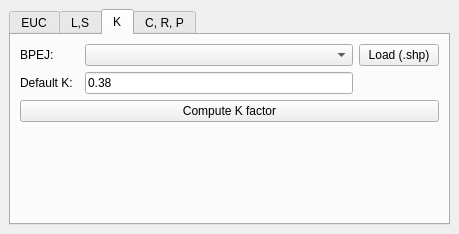
ctu-geoforall-lab-projects/bp-novotny-2017, file soil_erosion_dockwidget_base.ui: the form before one commit.
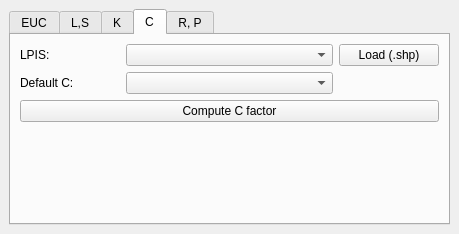
The form after the commit. Custom widgets are drawn as their Qt base class.

Commit message: add cmoputation of c factor, update erosionusle

```diff
--- a/soil_erosion_dockwidget_base.ui
+++ b/soil_erosion_dockwidget_base.ui
@@ -21,7 +21,7 @@
   </property>
   <widget class="QWidget" name="dockWidgetContents">
    <layout class="QGridLayout" name="gridLayout">
-    <item row="1" column="0">
+    <item row="0" column="0">
      <widget class="QTabWidget" name="tabWidget">
       <property name="minimumSize">
        <size>
@@ -33,7 +33,7 @@
        <bool>true</bool>
       </property>
       <property name="currentIndex">
-       <number>2</number>
+       <number>3</number>
       </property>
       <widget class="QWidget" name="EUC">
        <attribute name="title">
@@ -136,12 +136,18 @@
         <string>K</string>
        </attribute>
        <layout class="QGridLayout" name="gridLayout_3">
-        <item row="3" column="2">
-         <widget class="QLineEdit" name="k_factor">
-          <property name="text">
-           <string>0.38</string>
+        <item row="4" column="2">
+         <spacer name="verticalSpacer_2">
+          <property name="orientation">
+           <enum>Qt::Vertical</enum>
           </property>
-         </widget>
+          <property name="sizeHint" stdset="0">
+           <size>
+            <width>20</width>
+            <height>40</height>
+           </size>
+          </property>
+         </spacer>
         </item>
         <item row="1" column="0">
          <widget class="QLabel" name="label_bpej">
@@ -150,19 +156,6 @@
           </property>
          </widget>
         </item>
-        <item row="5" column="2">
-         <spacer name="verticalSpacer_2">
-          <property name="orientation">
-           <enum>Qt::Vertical</enum>
-          </property>
-          <property name="sizeHint" stdset="0">
-           <size>
-            <width>20</width>
-            <height>40</height>
-           </size>
-          </property>
-         </spacer>
-        </item>
         <item row="1" column="3">
          <widget class="QPushButton" name="load_shp_bpej">
           <property name="text">
@@ -170,28 +163,75 @@
           </property>
          </widget>
         </item>
-        <item row="4" column="0" colspan="4">
-         <widget class="QPushButton" name="compute_button">
+        <item row="3" column="0" colspan="4">
+         <widget class="QPushButton" name="compute_k_button">
           <property name="text">
            <string>Compute K factor</string>
           </property>
          </widget>
         </item>
-        <item row="3" column="0">
-         <widget class="QLabel" name="label_2">
-          <property name="text">
-           <string>Default K:</string>
-          </property>
-         </widget>
-        </item>
-        <item row="1" column="2">
+        <item row="1" column="1" colspan="2">
          <widget class="QgsMapLayerComboBox" name="shp_box_bpej"/>
         </item>
        </layout>
       </widget>
+      <widget class="QWidget" name="tab">
+       <attribute name="title">
+        <string>C</string>
+       </attribute>
+       <layout class="QGridLayout" name="gridLayout_6">
+        <item row="0" column="1" colspan="2">
+         <widget class="QgsMapLayerComboBox" name="shp_box_lpis"/>
+        </item>
+        <item row="0" column="0">
+         <widget class="QLabel" name="label_2">
+          <property name="text">
+           <string>LPIS:</string>
+          </property>
+         </widget>
+        </item>
+        <item row="1" column="0">
+         <widget class="QLabel" name="label_4">
+          <property name="text">
+           <string>Default C:</string>
+          </property>
+         </widget>
+        </item>
+        <item row="2" column="0" colspan="4">
+         <widget class="QPushButton" name="compute_c_button">
+          <property name="text">
+           <string>Compute C factor</string>
+          </property>
+         </widget>
+        </item>
+        <item row="0" column="3">
+         <widget class="QPushButton" name="load_lpis">
+          <property name="text">
+           <string>Load (.shp)</string>
+          </property>
+         </widget>
+        </item>
+        <item row="3" column="0">
+         <spacer name="verticalSpacer_5">
+          <property name="orientation">
+           <enum>Qt::Vertical</enum>
+          </property>
+          <property name="sizeHint" stdset="0">
+           <size>
+            <width>20</width>
+            <height>103</height>
+           </size>
+          </property>
+         </spacer>
+        </item>
+        <item row="1" column="1" colspan="2">
+         <widget class="QComboBox" name="combobox_c"/>
+        </item>
+       </layout>
+      </widget>
       <widget class="QWidget" name="pararmeters">
        <attribute name="title">
-        <string>C, R, P</string>
+        <string>R, P</string>
        </attribute>
        <layout class="QGridLayout" name="gridLayout_4">
         <item row="4" column="0">
@@ -216,20 +256,6 @@
          </widget>
         </item>
         <item row="2" column="1">
-         <widget class="QLineEdit" name="c_factor">
-          <property name="text">
-           <string>0</string>
-          </property>
-         </widget>
-        </item>
-        <item row="2" column="0">
-         <widget class="QLabel" name="label_4">
-          <property name="text">
-           <string>C</string>
-          </property>
-         </widget>
-        </item>
-        <item row="3" column="1">
          <widget class="QLineEdit" name="r_factor">
           <property name="text">
            <string>40</string>
```
Left out of the diff: 40 changed lines with no effect on the pictures. The commit also changes 4 other files.
